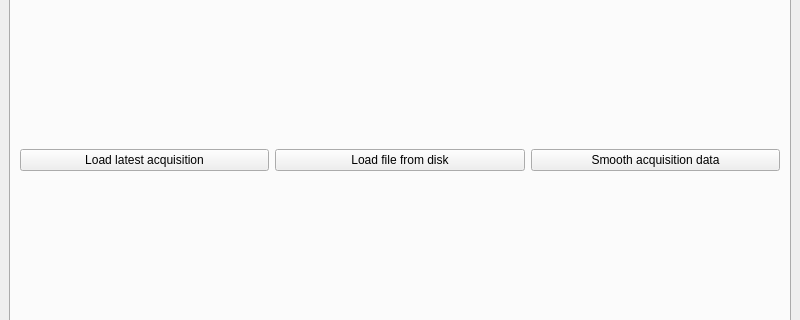
Before: the Qt Designer form interface.ui in Bastien38/wii, drawn with Qt 5; both pictures show x 0 to 800 and y 141 to 461 of the 800 by 600 pixel window.
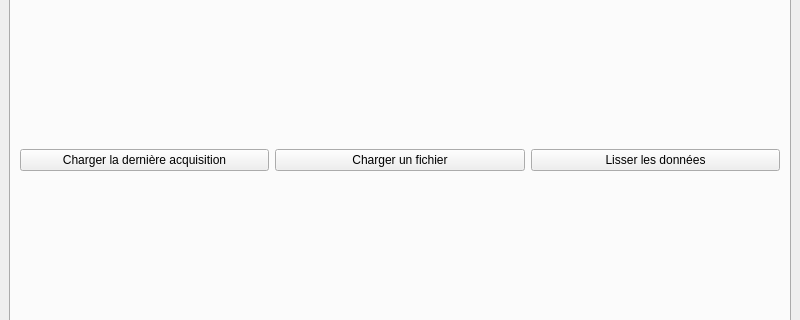
After: the same form once the commit is applied. The open tabs and pages were chosen to show the change.

Commit message: Changed button labels to French

Patch:
```diff
--- a/interface.ui
+++ b/interface.ui
@@ -106,21 +106,21 @@
             <item>
              <widget class="QPushButton" name="pushButton_3">
               <property name="text">
-               <string>Load latest acquisition</string>
+               <string>Charger la dernière acquisition</string>
               </property>
              </widget>
             </item>
             <item>
              <widget class="QPushButton" name="pushButton_4">
               <property name="text">
-               <string>Load file from disk</string>
+               <string>Charger un fichier</string>
               </property>
              </widget>
             </item>
             <item>
              <widget class="QPushButton" name="pushButton_5">
               <property name="text">
-               <string>Smooth acquisition data</string>
+               <string>Lisser les données</string>
               </property>
              </widget>
             </item>
```
